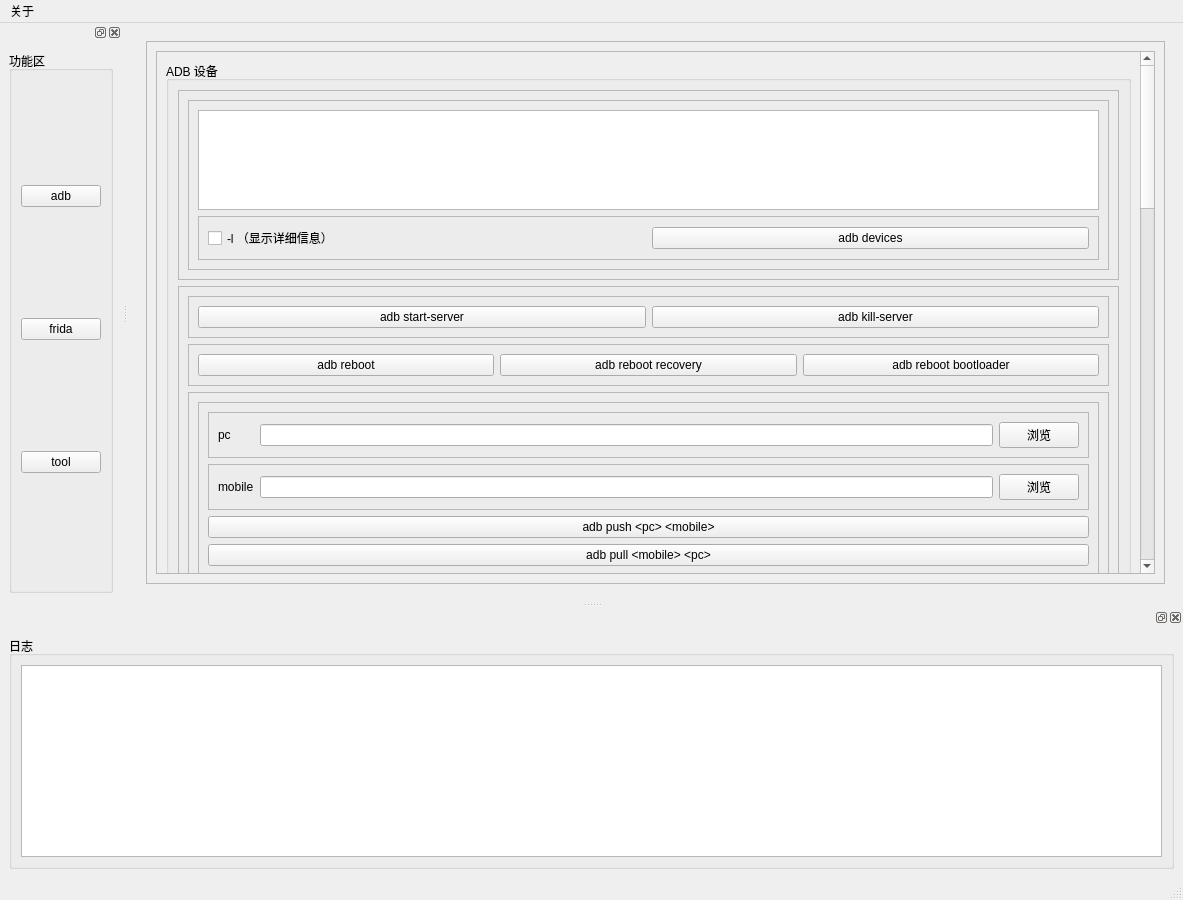
First picture: the form in AndroidAssistant/mainwindow.ui, repository mathewgeola/AndroidAssistant, before the edit.
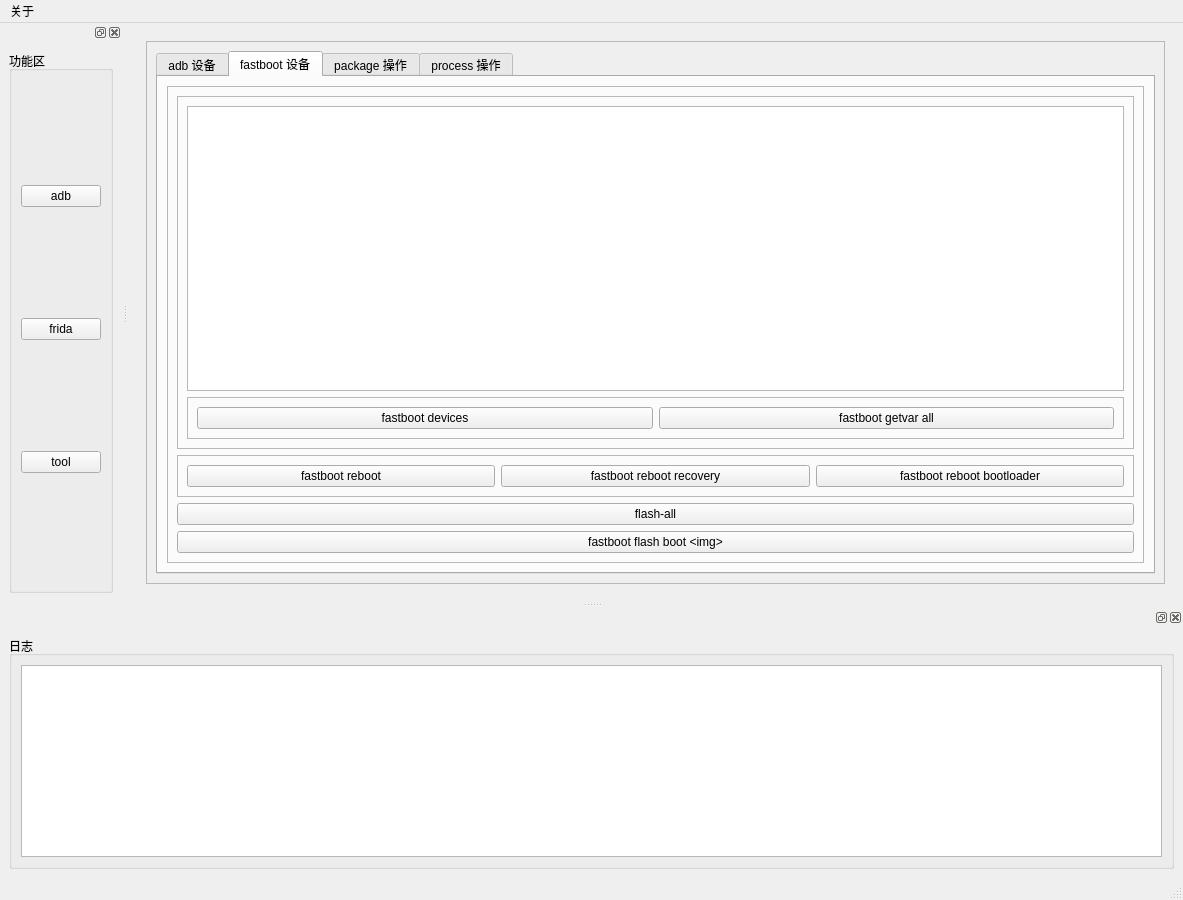
Second picture: the form after the edit. The open tabs and pages were chosen to show the change. Icons and pictures are not drawn.

The edit to the form file:
```diff
--- a/AndroidAssistant/mainwindow.ui
+++ b/AndroidAssistant/mainwindow.ui
@@ -32,26 +32,24 @@
           </property>
           <layout class="QVBoxLayout" name="verticalLayout_13">
            <item>
-            <widget class="QScrollArea" name="scrollArea_5">
-             <property name="widgetResizable">
-              <bool>true</bool>
+            <widget class="QTabWidget" name="tabWidget">
+             <property name="currentIndex">
+              <number>0</number>
              </property>
-             <widget class="QWidget" name="scrollAreaWidgetContents_5">
-              <property name="geometry">
-               <rect>
-                <x>0</x>
-                <y>-100</y>
-                <width>991</width>
-                <height>1770</height>
-               </rect>
-              </property>
+             <widget class="QWidget" name="adb_devices_tab">
+              <attribute name="title">
+               <string>adb 设备</string>
+              </attribute>
               <layout class="QVBoxLayout" name="verticalLayout_12">
                <item>
-                <widget class="QGroupBox" name="adb_devices_groupBox">
-                 <property name="title">
-                  <string>ADB 设备</string>
+                <widget class="QFrame" name="frame_5">
+                 <property name="frameShape">
+                  <enum>QFrame::Shape::StyledPanel</enum>
                  </property>
-                 <layout class="QVBoxLayout" name="verticalLayout_11">
+                 <property name="frameShadow">
+                  <enum>QFrame::Shadow::Raised</enum>
+                 </property>
+                 <layout class="QVBoxLayout" name="verticalLayout_16">
                   <item>
                    <widget class="QFrame" name="frame_3">
                     <property name="frameShape">
@@ -113,15 +111,6 @@
                    </widget>
                   </item>
                   <item>
-                   <widget class="QFrame" name="frame_5">
-                    <property name="frameShape">
-                     <enum>QFrame::Shape::StyledPanel</enum>
-                    </property>
-                    <property name="frameShadow">
-                     <enum>QFrame::Shadow::Raised</enum>
-                    </property>
-                    <layout class="QVBoxLayout" name="verticalLayout_16">
-                     <item>
                       <widget class="QFrame" name="frame_11">
                        <property name="frameShape">
                         <enum>QFrame::Shape::StyledPanel</enum>
@@ -188,75 +177,8 @@
                        <property name="frameShadow">
                         <enum>QFrame::Shadow::Raised</enum>
                        </property>
-                       <layout class="QVBoxLayout" name="verticalLayout_19">
-                        <item>
-                         <widget class="QFrame" name="frame_16">
-                          <property name="frameShape">
-                           <enum>QFrame::Shape::StyledPanel</enum>
-                          </property>
-                          <property name="frameShadow">
-                           <enum>QFrame::Shadow::Raised</enum>
-                          </property>
-                          <layout class="QVBoxLayout" name="verticalLayout_20">
-                           <item>
-                            <widget class="QFrame" name="frame_17">
-                             <property name="frameShape">
-                              <enum>QFrame::Shape::StyledPanel</enum>
-                             </property>
-                             <property name="frameShadow">
-                              <enum>QFrame::Shadow::Raised</enum>
-                             </property>
                              <layout class="QHBoxLayout" name="horizontalLayout_8">
                               <item>
-                               <widget class="QLabel" name="adb_pc_label">
-                                <property name="text">
-                                 <string>pc       </string>
-                                </property>
-                               </widget>
-                              </item>
-                              <item>
-                               <widget class="QLineEdit" name="adb_pc_lineEdit"/>
-                              </item>
-                              <item>
-                               <widget class="QPushButton" name="adb_pc_pushButton">
-                                <property name="text">
-                                 <string>浏览</string>
-                                </property>
-                               </widget>
-                              </item>
-                             </layout>
-                            </widget>
-                           </item>
-                           <item>
-                            <widget class="QFrame" name="frame_18">
-                             <property name="frameShape">
-                              <enum>QFrame::Shape::StyledPanel</enum>
-                             </property>
-                             <property name="frameShadow">
-                              <enum>QFrame::Shadow::Raised</enum>
-                             </property>
-                             <layout class="QHBoxLayout" name="horizontalLayout_12">
-                              <item>
-                               <widget class="QLabel" name="adb_mobile_label">
-                                <property name="text">
-                                 <string>mobile</string>
-                                </property>
-                               </widget>
-                              </item>
-                              <item>
-                               <widget class="QLineEdit" name="adb_mobile_lineEdit"/>
-                              </item>
-                              <item>
-                               <widget class="QPushButton" name="adb_mobile_pushButton">
-                                <property name="text">
-                                 <string>浏览</string>
-                                </property>
-                               </widget>
-                              </item>
-                             </layout>
-                            </widget>
-                           </item>
-                           <item>
                             <widget class="QPushButton" name="adb_push_pc_mobile_pushButton">
                              <property name="text">
                               <string>adb push &lt;pc&gt; &lt;mobile&gt;</string>
@@ -278,23 +200,11 @@
                      </item>
                     </layout>
                    </widget>
-                  </item>
-                 </layout>
-                </widget>
-               </item>
-               <item>
-                <widget class="Line" name="line_3">
-                 <property name="orientation">
-                  <enum>Qt::Orientation::Horizontal</enum>
-                 </property>
-                </widget>
-               </item>
-               <item>
-                <widget class="QGroupBox" name="fastboot_devices_groupBox">
-                 <property name="title">
-                  <string>Fastboot 设备</string>
-                 </property>
-                 <layout class="QVBoxLayout" name="verticalLayout_17">
+             <widget class="QWidget" name="tab_2">
+              <attribute name="title">
+               <string>fastboot 设备</string>
+              </attribute>
+              <layout class="QVBoxLayout" name="verticalLayout_21">
                   <item>
                    <widget class="QFrame" name="frame_14">
                     <property name="frameShape">
@@ -305,6 +215,15 @@
                     </property>
                     <layout class="QVBoxLayout" name="verticalLayout_18">
                      <item>
+                   <widget class="QFrame" name="frame_19">
+                    <property name="frameShape">
+                     <enum>QFrame::Shape::StyledPanel</enum>
+                    </property>
+                    <property name="frameShadow">
+                     <enum>QFrame::Shadow::Raised</enum>
+                    </property>
+                    <layout class="QVBoxLayout" name="verticalLayout_11">
+                     <item>
                       <widget class="QListWidget" name="fastboot_devices_listWidget">
                        <property name="minimumSize">
                         <size>
@@ -383,20 +302,30 @@
                     </property>
                    </widget>
                   </item>
-                 </layout>
-                </widget>
-               </item>
                <item>
-                <widget class="Line" name="line">
-                 <property name="orientation">
-                  <enum>Qt::Orientation::Horizontal</enum>
+                   <widget class="QPushButton" name="fastboot_flash_boot_img_pushButton">
+                    <property name="text">
+                     <string>fastboot flash boot &lt;img&gt;</string>
                  </property>
                 </widget>
                </item>
+                 </layout>
+                </widget>
+               </item>
+              </layout>
+             </widget>
+             <widget class="QWidget" name="package_action_tab">
+              <attribute name="title">
+               <string>package 操作</string>
+              </attribute>
+              <layout class="QVBoxLayout" name="verticalLayout_22">
                <item>
-                <widget class="QGroupBox" name="package_groupBox">
-                 <property name="title">
-                  <string>Package 包名</string>
+                <widget class="QFrame" name="frame_20">
+                 <property name="frameShape">
+                  <enum>QFrame::Shape::StyledPanel</enum>
+                 </property>
+                 <property name="frameShadow">
+                  <enum>QFrame::Shadow::Raised</enum>
                  </property>
                  <layout class="QVBoxLayout" name="verticalLayout_14">
                   <item>
@@ -457,6 +386,9 @@
                     </layout>
                    </widget>
                   </item>
+                 </layout>
+                </widget>
+               </item>
                   <item>
                    <widget class="QFrame" name="frame_7">
                     <property name="frameShape">
@@ -492,20 +424,11 @@
                   </item>
                  </layout>
                 </widget>
-               </item>
-               <item>
-                <widget class="Line" name="line_2">
-                 <property name="orientation">
-                  <enum>Qt::Orientation::Horizontal</enum>
-                 </property>
-                </widget>
-               </item>
-               <item>
-                <widget class="QGroupBox" name="process_groupBox">
-                 <property name="title">
-                  <string>Process 进程</string>
-                 </property>
-                 <layout class="QVBoxLayout" name="verticalLayout_15" stretch="0,0">
+             <widget class="QWidget" name="process_action_tab">
+              <attribute name="title">
+               <string>process 操作</string>
+              </attribute>
+              <layout class="QVBoxLayout" name="verticalLayout_23">
                   <item>
                    <widget class="QTableWidget" name="process_tableWidget">
                     <property name="minimumSize">
@@ -547,9 +470,6 @@
                   </item>
                  </layout>
                 </widget>
-               </item>
-              </layout>
-             </widget>
             </widget>
            </item>
           </layout>
@@ -598,7 +518,7 @@
      <x>0</x>
      <y>0</y>
      <width>1183</width>
-     <height>21</height>
+     <height>33</height>
     </rect>
    </property>
    <widget class="QMenu" name="about_menu">
```
Lines whose indentation alone changed are shown as unchanged.
